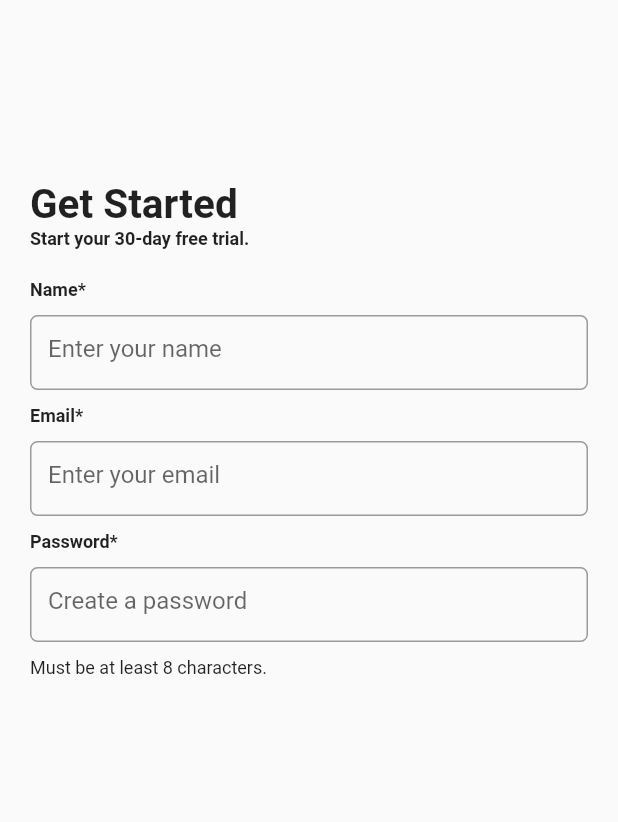
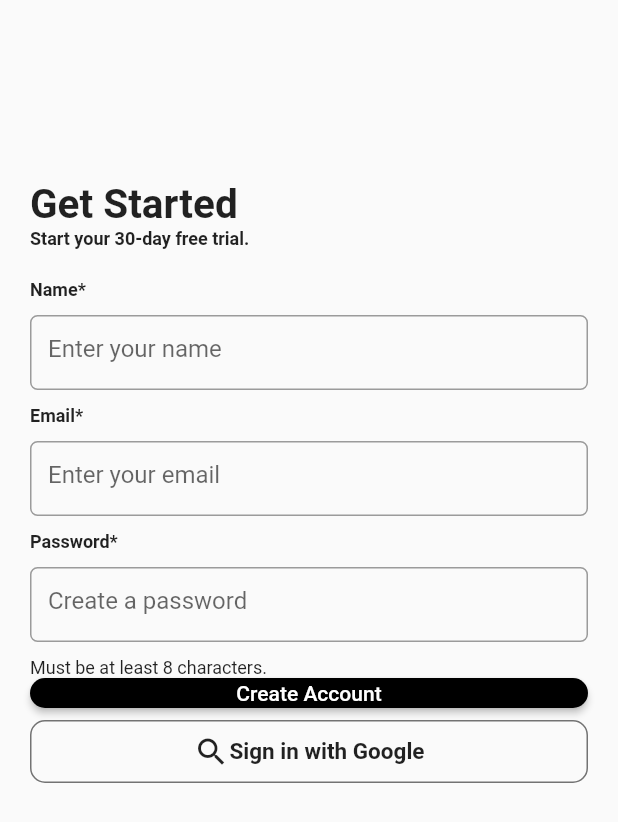
Before and after one commit to ananyachawla1/Medlogs, a Flutter app: the LoginPage screen opened directly, on a phone screen of 412 x 824 dp. Shown: the top 822 px of the screen. Run offline on Flutter 3.47's test engine with Material 2 defaults, Android fonts, the phone set to English and light mode, and no system bars.

Commit message:
login page

```diff
--- a/lib/home_page.dart
+++ b/lib/home_page.dart
@@ -1,6 +1,7 @@
 import 'package:flutter/material.dart';
 import 'package:medlogs/widget/type_card.dart';
 import 'package:medlogs/widget/medicine_card.dart';
+import 'package:medlogs/report.dart';
 
 class HomePage extends StatelessWidget {
   const HomePage({super.key});
@@ -43,13 +44,13 @@ class HomePage extends StatelessWidget {
           children: [
             TypeCard(
               typeName: 'Medicine',
-              page: () {
-                Navigator.push(
-                    context,
-                    MaterialPageRoute(
-                        builder: (context) => MedicineCard(
-                            medicine: 'dolo', time: 'Twelve', quantity: 400)));
-              },
+              // page: () {
+              //   Navigator.push(
+              //       context,
+              //       MaterialPageRoute(
+              //           builder: (context) => MedicineCard(
+              //               medicine: 'dolo', time: 'Twelve', quantity: 400)));
+              // },
             ),
             TypeCard(
               typeName: 'Medical Reports',
--- a/lib/login_page.dart
+++ b/lib/login_page.dart
@@ -1,4 +1,5 @@
 import 'package:flutter/material.dart';
+import '../home.dart';
 
 class LoginPage extends StatelessWidget {
   const LoginPage({super.key});
@@ -6,36 +7,38 @@ class LoginPage extends StatelessWidget {
   @override
   Widget build(BuildContext context) {
     return Scaffold(
-      body:SafeArea(
+      body: SafeArea(
         child: Padding(
           padding: const EdgeInsets.all(20),
-        child: Column(crossAxisAlignment: CrossAxisAlignment.start,
-        children:[
+          child:
+              Column(crossAxisAlignment: CrossAxisAlignment.start, children: [
             SizedBox(
-            height:100,
+              height: 100,
             ),
             Text(
-            'Get Started',style:TextStyle(fontWeight:FontWeight.bold,fontSize:27),
+              'Get Started',
+              style: TextStyle(fontWeight: FontWeight.bold, fontSize: 27),
             ),
             Text(
               'Start your 30-day free trial.',
-            style:TextStyle(fontWeight:FontWeight.bold,fontSize:12),
-
+              style: TextStyle(fontWeight: FontWeight.bold, fontSize: 12),
             ),
             SizedBox(
-            height:20,
+              height: 20,
             ),
             Text(
               'Name*',
               style: TextStyle(fontWeight: FontWeight.bold, fontSize: 12),
             ),
             Padding(
-            padding: const EdgeInsets.symmetric(vertical:10),
+              padding: const EdgeInsets.symmetric(vertical: 10),
               child: SizedBox(
-              height:50,
-              child:TextFormField(decoration:InputDecoration(
-                hintText:"Enter your name",
-                border:OutlineInputBorder(borderRadius: BorderRadius.circular(5)),
+                height: 50,
+                child: TextFormField(
+                  decoration: InputDecoration(
+                    hintText: "Enter your name",
+                    border: OutlineInputBorder(
+                        borderRadius: BorderRadius.circular(5)),
                   ),
                 ),
               ),
@@ -78,10 +81,49 @@ class LoginPage extends StatelessWidget {
               'Must be at least 8 characters.',
               style: TextStyle(fontSize: 12),
             ),
+            SizedBox(
+              height: 20,
+              width: double.infinity,
+              child: ElevatedButton(
+                onPressed: () {
+                  Navigator.push(
+                      context, MaterialPageRoute(builder: (context) => Home()));
+                },
+                child: Text('Create Account'),
+                style: ElevatedButton.styleFrom(
+                  backgroundColor: Colors.black,
+                  shape: RoundedRectangleBorder(
+                    borderRadius: BorderRadius.circular(10.0),
+                  ),
+                ),
+              ),
+            ),
+            Padding(
+              padding: const EdgeInsets.symmetric(vertical: 8.0),
+              child: Container(
+                decoration: BoxDecoration(
+                    border: Border.all(color: Colors.black54),
+                    borderRadius: BorderRadius.circular(10)),
+                width: double.infinity,
+                child: Padding(
+                  padding: const EdgeInsets.all(8.0),
+                  child: Row(
+                    mainAxisAlignment: MainAxisAlignment.center,
+                    children: [
+                      Icon(Icons.search),
+                      Text(
+                        'Sign in with Google',
+                        style: TextStyle(
+                            fontWeight: FontWeight.bold, fontSize: 15),
+                      )
+                    ],
+                  ),
+                ),
+              ),
+            ),
           ]),
-      )
         ),
-      )
+      ),
     );
   }
 }
--- a/lib/main.dart
+++ b/lib/main.dart
@@ -15,6 +15,6 @@ class MyApp extends StatelessWidget {
         theme: ThemeData(
           primarySwatch: Colors.blue,
         ),
-        home: HomePage());
+        home: LoginPage());
   }
 }
```
Lines whose indentation alone changed are shown as unchanged.
